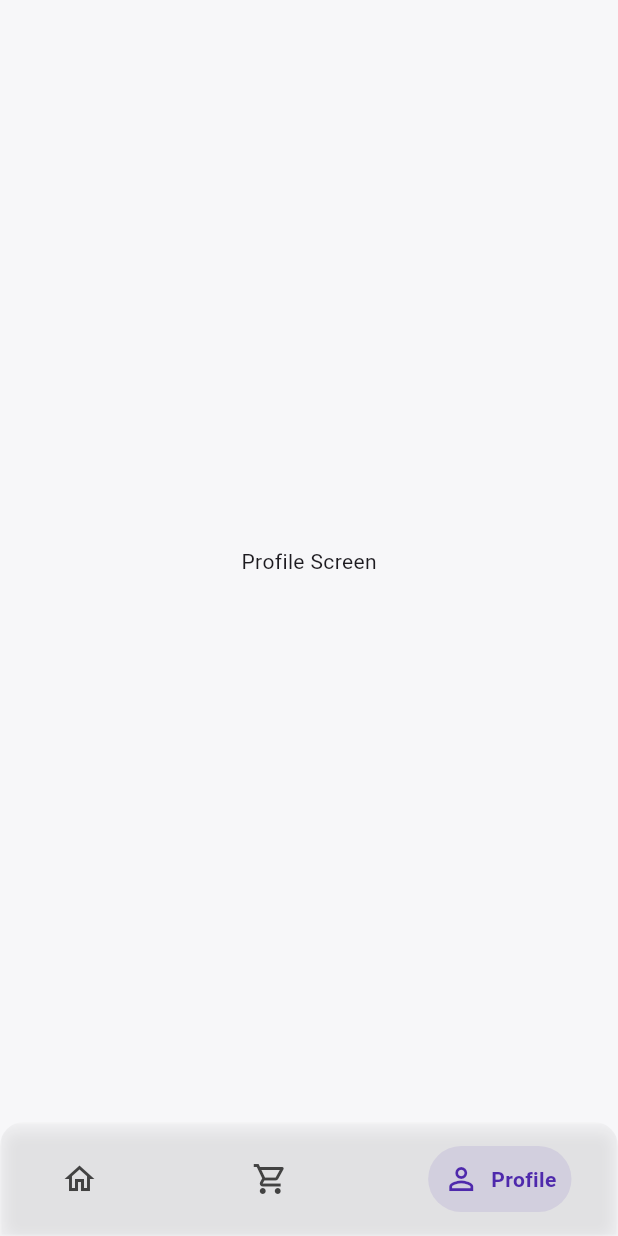
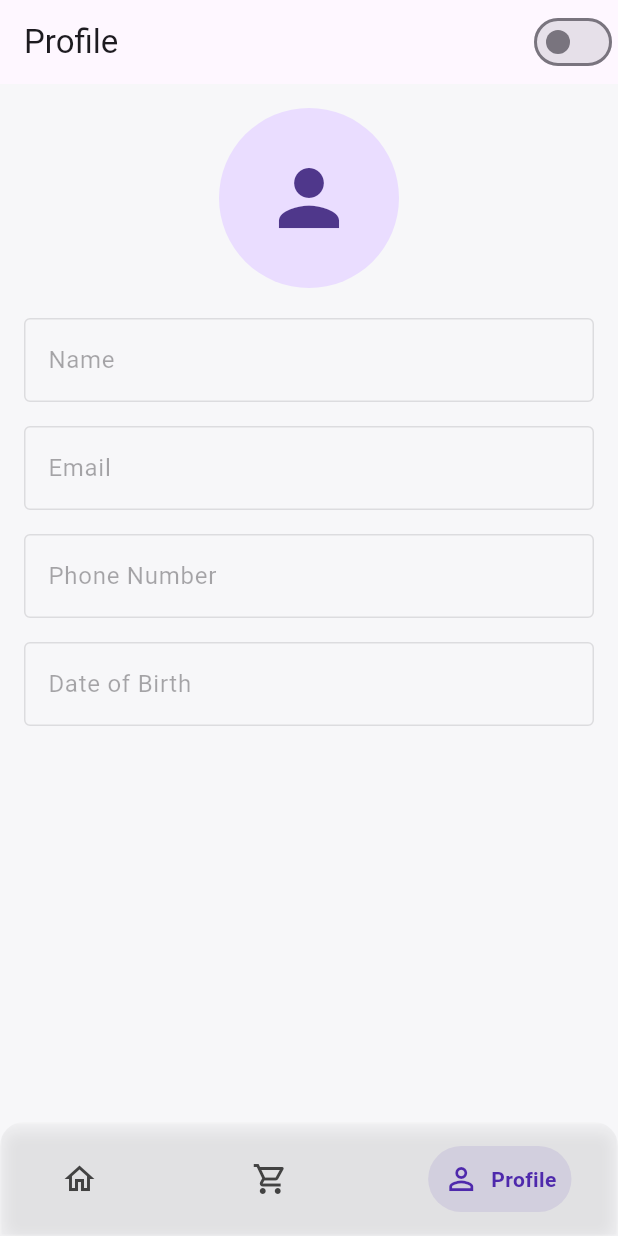
Before and after one commit to Adarsh-Polsey/brandopedia, a Flutter app: the screen it shows after launch, item 3 of the bottom bar chosen, on a phone screen of 412 x 824 dp. Run offline on Flutter 3.47's test engine with Material 3 defaults, Android fonts, the light colour scheme and no system bars; drawn by our look-alikes of google_nav_bar; our stand-ins replace animated_text_kit, image_picker, shared_preferences, shimmer; network calls fail.

Commit message:
Profile Screen sett but not loading upon first

```diff
--- a/lib/features/home/view/nav_screen.dart
+++ b/lib/features/home/view/nav_screen.dart
@@ -3,6 +3,7 @@ import 'dart:ui';
 import 'package:brandopedia/common/app_theme.dart';
 import 'package:brandopedia/features/cart/view/cart_screen.dart';
 import 'package:brandopedia/features/home/view/home_screen.dart';
+import 'package:brandopedia/features/profile/view/profile_screen.dart';
 import 'package:flutter/material.dart';
 import 'package:google_nav_bar/google_nav_bar.dart';
 
@@ -19,7 +20,7 @@ class _NavScreenState extends State<NavScreen> {
   final List<Widget> _screens = [
     HomeScreen(),
     CartScreen(),
-    Center(child: Text("Profile Screen")),
+    ProfileScreen()
   ];
 
   @override
--- /dev/null
+++ b/lib/features/profile/model/profile_model.dart
@@ -0,0 +1,35 @@
+class ProfileModel {
+  String? name;
+  String? email;
+  String? phone;
+  String? dob;
+  String? profileImagePath;
+
+  ProfileModel({
+    this.name,
+    this.email,
+    this.phone,
+    this.dob,
+    this.profileImagePath,
+  });
+
+  Map<String, dynamic> toJson() {
+    return {
+      'name': name,
+      'email': email,
+      'phone': phone,
+      'dob': dob,
+      'profileImagePath': profileImagePath,
+    };
+  }
+
+  factory ProfileModel.fromJson(Map<String, dynamic> json) {
+    return ProfileModel(
+      name: json['name'],
+      email: json['email'],
+      phone: json['phone'],
+      dob: json['dob'],
+      profileImagePath: json['profileImagePath'],
+    );
+  }
+}
--- /dev/null
+++ b/lib/features/profile/view/profile_screen.dart
@@ -0,0 +1,220 @@
+import 'dart:developer';
+
+import 'package:brandopedia/features/profile/viewmodel/profile_viewmodel.dart';
+import 'package:flutter/material.dart';
+import 'package:provider/provider.dart';
+import 'dart:io';
+import 'package:intl/intl.dart';
+
+class ProfileScreen extends StatefulWidget {
+  const ProfileScreen({super.key});
+
+  @override
+  State<ProfileScreen> createState() => _ProfileScreenState();
+}
+
+class _ProfileScreenState extends State<ProfileScreen> {
+  final _formKey = GlobalKey<FormState>();
+  late TextEditingController _nameController;
+  late TextEditingController _emailController;
+  late TextEditingController _phoneController;
+  late TextEditingController _dobController;
+
+  @override
+  void initState() {
+    super.initState();
+    _nameController = TextEditingController();
+    _emailController = TextEditingController();
+    _phoneController = TextEditingController();
+    _dobController = TextEditingController();
+    Future.microtask(() {
+      context.read<ProfileViewModel>().loadProfile();
+      _updateControllers();
+    });
+  }
+
+  void _updateControllers() {
+    final profile = context.read<ProfileViewModel>().profile;
+    log(profile.name.toString());
+    _nameController.text = profile.name ?? '';
+    _emailController.text = profile.email ?? '';
+    _phoneController.text = profile.phone ?? '';
+    _dobController.text = profile.dob ?? '';
+  }
+
+  Future<void> _selectDate(BuildContext context) async {
+    final DateTime? picked = await showDatePicker(
+      context: context,
+      initialDate: DateTime.now(),
+      firstDate: DateTime(1900),
+      lastDate: DateTime.now(),
+    );
+
+    if (picked != null) {
+      _dobController.text = DateFormat('yyyy-MM-dd').format(picked);
+    }
+  }
+
+  @override
+  Widget build(BuildContext context) {
+    return Consumer<ProfileViewModel>(
+      builder: (context, viewModel, child) {
+        return Scaffold(
+          appBar: AppBar(
+            title: Text('Profile'),
+            actions: [
+              Switch(
+                value: viewModel.isEditMode,
+                onChanged: (_) => viewModel.toggleEditMode(),
+              ),
+            ],
+          ),
+          body:
+              viewModel.isLoading
+                  ? Center(child: CircularProgressIndicator())
+                  : SingleChildScrollView(
+                    padding: EdgeInsets.all(16.0),
+                    child: Form(
+                      key: _formKey,
+                      child: Column(
+                        crossAxisAlignment: CrossAxisAlignment.center,
+                        children: [
+                          GestureDetector(
+                            onTap:
+                                viewModel.isEditMode
+                                    ? () => viewModel.updateProfileImage()
+                                    : null,
+                            child: CircleAvatar(
+                              radius: 60,
+                              backgroundImage:
+                                  viewModel.profile.profileImagePath != null
+                                      ? FileImage(
+                                        File(
+                                          viewModel.profile.profileImagePath!,
+                                        ),
+                                      )
+                                      : null,
+                              child:
+                                  viewModel.profile.profileImagePath == null
+                                      ? Icon(Icons.person, size: 60)
+                                      : null,
+                            ),
+                          ),
+                          SizedBox(height: 20),
+                          _buildTextField(
+                            controller: _nameController,
+                            label: 'Name',
+                            enabled: viewModel.isEditMode,
+                            validator: (value) {
+                              if (value?.isEmpty ?? true) {
+                                return 'Please enter your name';
+                              }
+                              return null;
+                            },
+                          ),
+                          SizedBox(height: 16),
+                          _buildTextField(
+                            controller: _emailController,
+                            label: 'Email',
+                            enabled: viewModel.isEditMode,
+                            validator: (value) {
+                              if (value?.isEmpty ?? true) {
+                                return 'Please enter your email';
+                              }
+                              if (!RegExp(
+                                r'^[\w-\.]+@([\w-]+\.)+[\w-]{2,4}$',
+                              ).hasMatch(value!)) {
+                                return 'Please enter a valid email';
+                              }
+                              return null;
+                            },
+                          ),
+                          SizedBox(height: 16),
+                          _buildTextField(
+                            controller: _phoneController,
+                            label: 'Phone Number',
+                            enabled: viewModel.isEditMode,
+                            keyboardType: TextInputType.phone,
+                            validator: (value) {
+                              if (value?.isEmpty ?? true) {
+                                return 'Please enter your phone number';
+                              }
+                              return null;
+                            },
+                          ),
+                          SizedBox(height: 16),
+                          _buildTextField(
+                            controller: _dobController,
+                            label: 'Date of Birth',
+                            enabled: viewModel.isEditMode,
+                            suffix:
+                                viewModel.isEditMode
+                                    ? IconButton(
+                                      icon: Icon(Icons.calendar_today),
+                                      onPressed: () => _selectDate(context),
+                                    )
+                                    : null,
+                            validator: (value) {
+                              if (value?.isEmpty ?? true) {
+                                return 'Please select your date of birth';
+                              }
+                              return null;
+                            },
+                          ),
+                          SizedBox(height: 24),
+                          if (viewModel.isEditMode)
+                            ElevatedButton(
+                              onPressed: () {
+                                if (_formKey.currentState!.validate()) {
+                                  viewModel.saveProfile(
+                                    name: _nameController.text,
+                                    email: _emailController.text,
+                                    phone: _phoneController.text,
+                                    dob: _dobController.text,
+                                  );
+                                }
+                              },
+                              child: Text('Save Profile'),
+                              style: ElevatedButton.styleFrom(
+                                minimumSize: Size(double.infinity, 50),
+                              ),
+                            ),
+                        ],
+                      ),
+                    ),
+                  ),
+        );
+      },
+    );
+  }
+
+  Widget _buildTextField({
+    required TextEditingController controller,
+    required String label,
+    required bool enabled,
+    Widget? suffix,
+    String? Function(String?)? validator,
+    TextInputType? keyboardType,
+  }) {
+    return TextFormField(
+      controller: controller,
+      decoration: InputDecoration(
+        labelText: label,
+        border: OutlineInputBorder(),
+        suffixIcon: suffix,
+      ),
+      enabled: enabled,
+      validator: validator,
+      keyboardType: keyboardType,
+    );
+  }
+
+  @override
+  void dispose() {
+    _nameController.dispose();
+    _emailController.dispose();
+    _phoneController.dispose();
+    _dobController.dispose();
+    super.dispose();
+  }
+}
--- /dev/null
+++ b/lib/features/profile/viewmodel/profile_viewmodel.dart
@@ -0,0 +1,74 @@
+import 'package:brandopedia/features/profile/model/profile_model.dart';
+import 'package:brandopedia/features/profile/repository/profile_repository.dart';
+import 'package:flutter/material.dart';
+import 'package:image_picker/image_picker.dart';
+
+
+class ProfileViewModel extends ChangeNotifier {
+  final ProfileRepository _repository=ProfileRepository();
+  ProfileModel _profile = ProfileModel();
+  bool _isEditMode = false;
+  bool _isLoading = false;
+
+  ProfileModel get profile => _profile;
+  bool get isEditMode => _isEditMode;
+  bool get isLoading => _isLoading;
+
+  void toggleEditMode() {
+    _isEditMode = !_isEditMode;
+    notifyListeners();
+  }
+
+  Future<void> loadProfile() async {
+    _isLoading = true;
+    notifyListeners();
+
+    try {
+      _profile = await _repository.loadProfile();
+    } catch (e) {
+      print('Error loading profile: $e');
+    }
+
+    _isLoading = false;
+    notifyListeners();
+  }
+
+  Future<void> saveProfile({
+    required String name,
+    required String email,
+    required String phone,
+    required String dob,
+  }) async {
+    _isLoading = true;
+    notifyListeners();
+
+    try {
+      _profile = ProfileModel(
+        name: name,
+        email: email,
+        phone: phone,
+        dob: dob,
+        profileImagePath: _profile.profileImagePath,
+      );
+
+      await _repository.saveProfile(_profile);
+      _isEditMode = false;
+    } catch (e) {
+      print('Error saving profile: $e');
+    }
+
+    _isLoading = false;
+    notifyListeners();
+  }
+
+  Future<void> updateProfileImage() async {
+    final ImagePicker _picker = ImagePicker();
+    final XFile? image = await _picker.pickImage(source: ImageSource.gallery);
+
+    if (image != null) {
+      _profile.profileImagePath = image.path;
+      await _repository.saveProfile(_profile);
+      notifyListeners();
+    }
+  }
+}
--- a/lib/main.dart
+++ b/lib/main.dart
@@ -4,6 +4,7 @@ import 'package:brandopedia/features/cart/viewmodel/cart_viewmodel.dart';
 import 'package:brandopedia/features/home/view/home_screen.dart';
 import 'package:brandopedia/features/home/view/nav_screen.dart';
 import 'package:brandopedia/features/home/viewmodel/home_viewmodel.dart';
+import 'package:brandopedia/features/profile/viewmodel/profile_viewmodel.dart';
 import 'package:brandopedia/features/splash/view/splash_screen.dart';
 import 'package:flutter/material.dart';
 import 'package:provider/provider.dart';
@@ -14,6 +15,7 @@ void main() {
       providers: [
         ChangeNotifierProvider(create: (context) => CartViewModel()),
         ChangeNotifierProvider(create: (context) => HomeViewModel()),
+        ChangeNotifierProvider(create: (context) => ProfileViewModel()),
       ],
       child: const MyApp(),
     ),
--- a/pubspec.yaml
+++ b/pubspec.yaml
@@ -38,6 +38,9 @@ dependencies:
   animated_text_kit: ^4.2.3
   shimmer: ^3.0.0
   google_nav_bar: ^5.0.7
+  shared_preferences: ^2.5.3
+  image_picker: ^1.1.2
+  intl: ^0.20.2
 
 dev_dependencies:
   flutter_test:
```
Also changed, not shown: lib/features/profile/repository/profile_repository.dart (added, +28 -0 lines), pubspec.lock, 6 other files.
